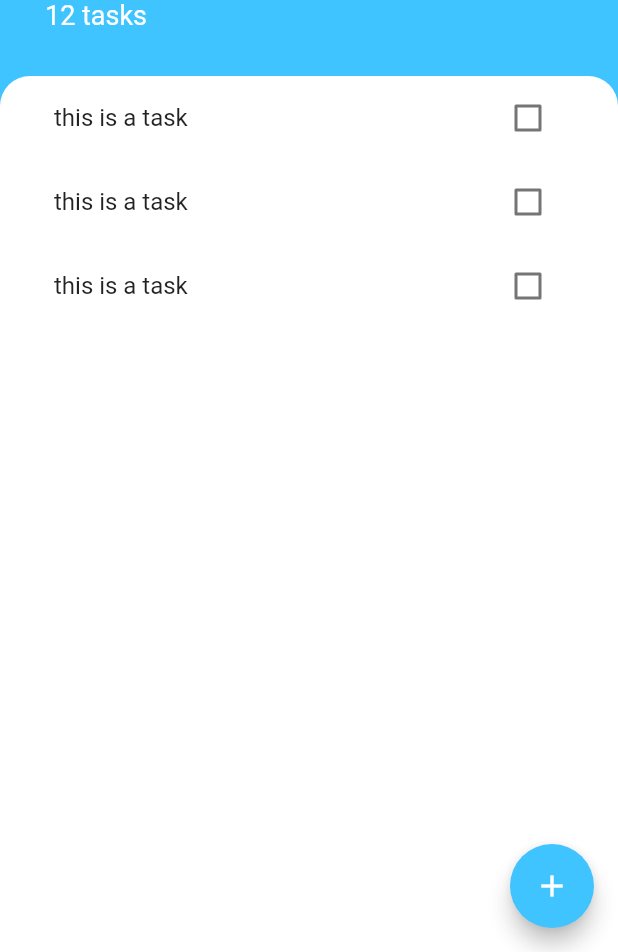
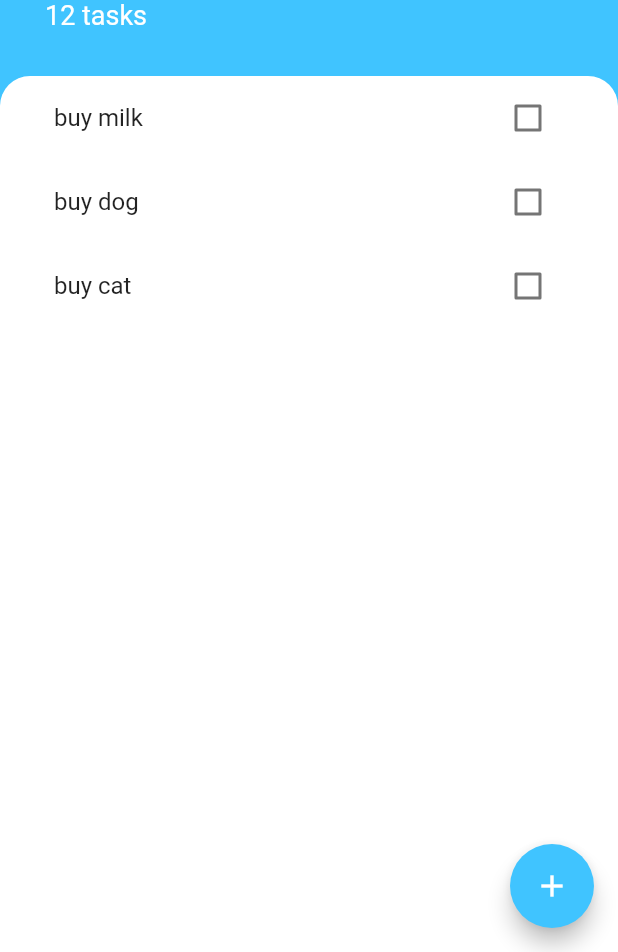
Before and after one commit to vagun/TODOEYAPP, a Flutter app: the screen it shows after launch, on a phone screen of 412 x 824 dp, the part 284-1236 px from its top. Run offline on Flutter 3.47's test engine with Material 2 defaults, Android fonts, the phone set to English and light mode, and no system bars.

Commit message:
lifting state up from tasktile to tasklist

```diff
--- /dev/null
+++ b/lib/models/task.dart
@@ -0,0 +1,9 @@
+class Task{
+ late final String name;
+  bool isdone;
+  Task({required this.name, this.isdone=false});
+  void toggledone(){
+    isdone=!isdone;
+  }
+
+}
--- a/lib/screens/add_task_screen.dart
+++ b/lib/screens/add_task_screen.dart
@@ -30,7 +30,9 @@ class AddTaskScreen extends StatelessWidget {
               height: 20,
             ),
             TextButton(
-              onPressed: () {},
+              onPressed: () {
+
+              },
               child: Text(
                 'Add',
                 style: TextStyle(
--- a/lib/widgets/task_tile.dart
+++ b/lib/widgets/task_tile.dart
@@ -1,42 +1,27 @@
 import 'package:flutter/material.dart';
-class TaskTile extends StatefulWidget {
+class TaskTile extends StatelessWidget {
+   final bool ischecked;
+  final String tasktitle;
+  final ValueChanged<bool?> checkboxCallback;
+  TaskTile({required this.ischecked,required this.tasktitle,required this.checkboxCallback});
+
+
+
   @override
-  State<TaskTile> createState() => _TaskTileState();
-}
 
-class _TaskTileState extends State<TaskTile> {
-  bool ischecked=false;
 
-  void checkboxcallback (bool? checkboxstate) {
-    if(checkboxstate!=null){
-        setState(() {
-          ischecked=checkboxstate;
-        });
-  }
-  }
 
   @override
   Widget build(BuildContext context) {
     return ListTile(
-      title: Text("this is a task",style: TextStyle(decoration: ischecked? TextDecoration.lineThrough:null),),
-      trailing: TaskCheckbox(checkboxstate: ischecked,toggleCheckBoxState: checkboxcallback),
+      title: Text(tasktitle,style: TextStyle(decoration: ischecked? TextDecoration.lineThrough:null),),
+      trailing:  Checkbox(
+      activeColor: Colors.lightBlueAccent,
+      value: ischecked,
+      onChanged: checkboxCallback,
+      //onChanged: toggleCheckBoxState,
+
+    ),
     );
   }
 }
-
-class TaskCheckbox extends StatelessWidget {
-
-  final bool checkboxstate ;
-   final ValueChanged<bool?> toggleCheckBoxState;
-
-  TaskCheckbox({required this.checkboxstate,required this.toggleCheckBoxState});
-  @override
-  Widget build(BuildContext context) {
-    return Checkbox(
-      activeColor: Colors.lightBlueAccent,
-      value: checkboxstate,
-      onChanged: toggleCheckBoxState,
-
-    );
-  }
-}
--- a/lib/widgets/tasks_list.dart
+++ b/lib/widgets/tasks_list.dart
@@ -1,14 +1,36 @@
 import 'package:flutter/material.dart';
+import 'package:todoey/models/task.dart';
 import 'package:todoey/widgets/task_tile.dart';
-class TasksList extends StatelessWidget {
+import 'package:todoey/models/task.dart';
+
+class TasksList extends StatefulWidget {
+  @override
+  State<TasksList> createState() => _TasksListState();
+}
+
+class _TasksListState extends State<TasksList> {
+  List<Task> tasks = [
+    Task(name: 'buy milk'),
+    Task(name: 'buy dog'),
+    Task(name: 'buy cat'),
+  ];
+
   @override
   Widget build(BuildContext context) {
-    return ListView(
-      children: <Widget>[
-        TaskTile(),
-       TaskTile(),
-       TaskTile()
-      ],
+    return ListView.builder(
+      itemBuilder: (context, index) {
+        return TaskTile(
+            ischecked: tasks[index].isdone,
+            tasktitle: tasks[index].name,
+            checkboxCallback: (bool? checkboxstate) {
+              if (checkboxstate != null) {
+                setState(() {
+                  tasks[index].toggledone();
+                });
+              }
+            });
+      },
+      itemCount: tasks.length,
     );
   }
 }
```
